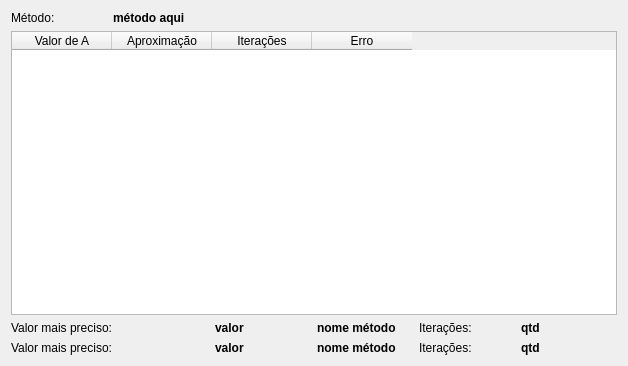
The window that UI/comparation.ui (cristmelo/TrabalhoMN1) describes before a commit, drawn with Qt 5.
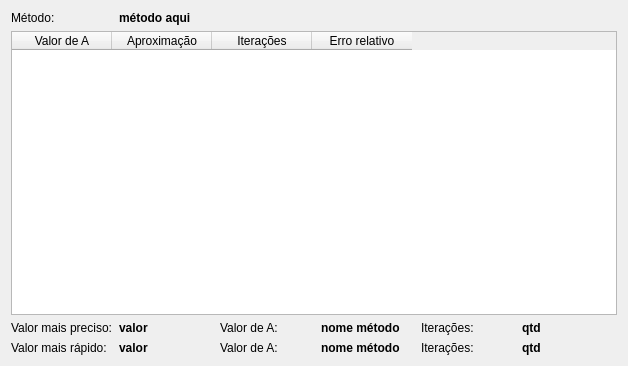
The same window after the commit.

```diff
--- a/UI/comparation.ui
+++ b/UI/comparation.ui
@@ -34,39 +34,6 @@
      </property>
     </widget>
    </item>
-   <item row="2" column="0" colspan="2">
-    <widget class="QLabel" name="label_2">
-     <property name="text">
-      <string>Valor mais preciso:</string>
-     </property>
-    </widget>
-   </item>
-   <item row="2" column="2">
-    <widget class="QLabel" name="labelbetterValue">
-     <property name="font">
-      <font>
-       <weight>75</weight>
-       <bold>true</bold>
-      </font>
-     </property>
-     <property name="text">
-      <string>valor</string>
-     </property>
-    </widget>
-   </item>
-   <item row="2" column="3">
-    <widget class="QLabel" name="labelNameBetterMethod">
-     <property name="font">
-      <font>
-       <weight>75</weight>
-       <bold>true</bold>
-      </font>
-     </property>
-     <property name="text">
-      <string>nome método</string>
-     </property>
-    </widget>
-   </item>
    <item row="2" column="4">
     <widget class="QLabel" name="label_4">
      <property name="text">
@@ -87,27 +54,7 @@
      </property>
     </widget>
    </item>
-   <item row="3" column="0" colspan="2">
-    <widget class="QLabel" name="label_3">
-     <property name="text">
-      <string>Valor mais preciso:</string>
-     </property>
-    </widget>
-   </item>
-   <item row="3" column="2">
-    <widget class="QLabel" name="labelLessValue">
-     <property name="font">
-      <font>
-       <weight>75</weight>
-       <bold>true</bold>
-      </font>
-     </property>
-     <property name="text">
-      <string>valor</string>
-     </property>
-    </widget>
-   </item>
-   <item row="3" column="3">
+   <item row="4" column="3">
     <widget class="QLabel" name="labelNameLessMethod">
      <property name="font">
       <font>
@@ -120,14 +67,14 @@
      </property>
     </widget>
    </item>
-   <item row="3" column="4">
+   <item row="4" column="4">
     <widget class="QLabel" name="label_5">
      <property name="text">
       <string>Iterações:</string>
      </property>
     </widget>
    </item>
-   <item row="3" column="5">
+   <item row="4" column="5">
     <widget class="QLabel" name="labelQTDLessInterations">
      <property name="font">
       <font>
@@ -159,11 +106,78 @@
      </column>
      <column>
       <property name="text">
-       <string>Erro</string>
+       <string>Erro relativo</string>
       </property>
      </column>
     </widget>
    </item>
+   <item row="4" column="1">
+    <widget class="QLabel" name="labelLessValue">
+     <property name="font">
+      <font>
+       <weight>75</weight>
+       <bold>true</bold>
+      </font>
+     </property>
+     <property name="text">
+      <string>valor</string>
+     </property>
+    </widget>
+   </item>
+   <item row="2" column="0">
+    <widget class="QLabel" name="label_2">
+     <property name="text">
+      <string>Valor mais preciso:</string>
+     </property>
+    </widget>
+   </item>
+   <item row="2" column="1">
+    <widget class="QLabel" name="labelbetterValue">
+     <property name="font">
+      <font>
+       <weight>75</weight>
+       <bold>true</bold>
+      </font>
+     </property>
+     <property name="text">
+      <string>valor</string>
+     </property>
+    </widget>
+   </item>
+   <item row="4" column="0">
+    <widget class="QLabel" name="label_3">
+     <property name="text">
+      <string>Valor mais rápido:</string>
+     </property>
+    </widget>
+   </item>
+   <item row="2" column="3">
+    <widget class="QLabel" name="labelNameBetterMethod">
+     <property name="font">
+      <font>
+       <weight>75</weight>
+       <bold>true</bold>
+      </font>
+     </property>
+     <property name="text">
+      <string>nome método</string>
+     </property>
+    </widget>
+   </item>
+   <item row="2" column="2">
+    <widget class="QLabel" name="label_6">
+     <property name="text">
+      <string>Valor de A:</string>
+     </property>
+    </widget>
+   </item>
+   <item row="4" column="2">
+    <widget class="QLabel" name="label_7">
+     <property name="text">
+      <string>Valor de A:</string>
+     </property>
+    </widget>
+   </item>
   </layout>
  </widget>
  <resources/>
```
